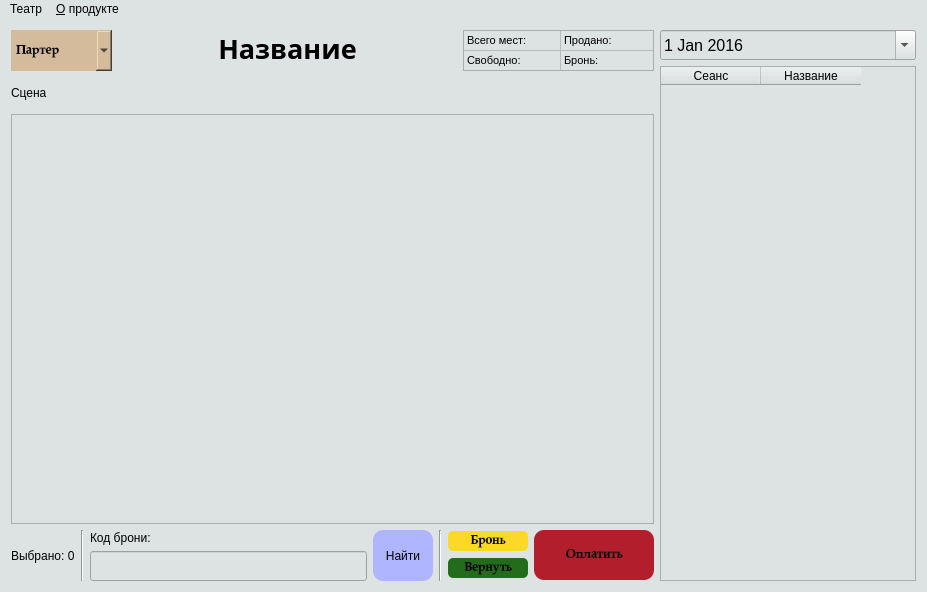
sashaserg/Cursovaya, file VTeatre/mainwindow.ui: the form before one commit.
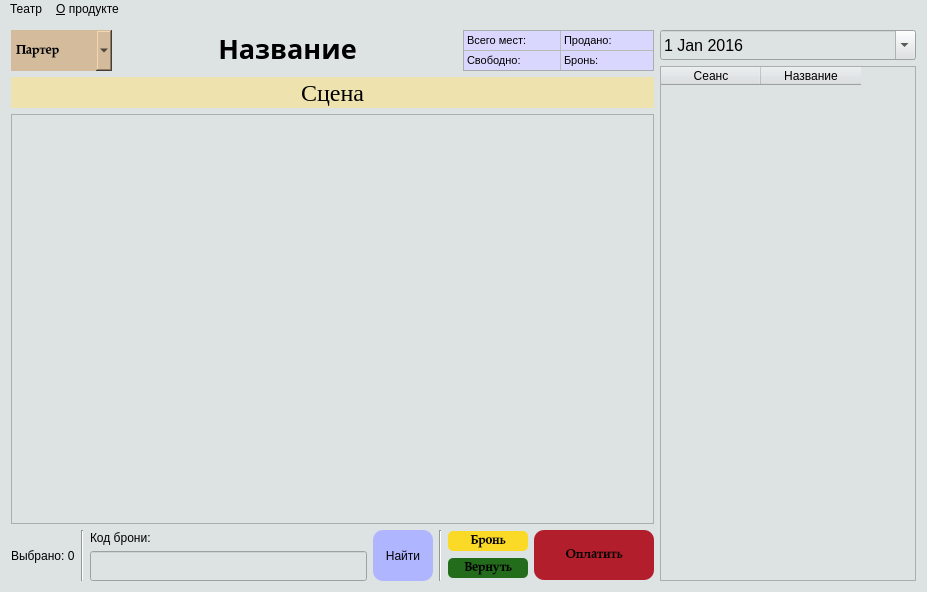
The form after the commit. Icons and pictures are not drawn.

Patch:
```diff
--- a/VTeatre/mainwindow.ui
+++ b/VTeatre/mainwindow.ui
@@ -201,21 +201,57 @@
              <property name="text">
               <string>Всего мест:</string>
              </property>
+             <property name="background">
+              <brush brushstyle="SolidPattern">
+               <color alpha="255">
+                <red>218</red>
+                <green>215</green>
+                <blue>255</blue>
+               </color>
+              </brush>
+             </property>
             </item>
             <item row="0" column="1">
              <property name="text">
               <string>Продано:</string>
              </property>
+             <property name="background">
+              <brush brushstyle="SolidPattern">
+               <color alpha="255">
+                <red>218</red>
+                <green>215</green>
+                <blue>255</blue>
+               </color>
+              </brush>
+             </property>
             </item>
             <item row="1" column="0">
              <property name="text">
               <string>Свободно:</string>
              </property>
+             <property name="background">
+              <brush brushstyle="SolidPattern">
+               <color alpha="255">
+                <red>218</red>
+                <green>215</green>
+                <blue>255</blue>
+               </color>
+              </brush>
+             </property>
             </item>
             <item row="1" column="1">
              <property name="text">
               <string>Бронь:</string>
              </property>
+             <property name="background">
+              <brush brushstyle="SolidPattern">
+               <color alpha="255">
+                <red>218</red>
+                <green>215</green>
+                <blue>255</blue>
+               </color>
+              </brush>
+             </property>
             </item>
            </widget>
           </item>
@@ -237,14 +273,26 @@
               <height>31</height>
              </size>
             </property>
+            <property name="font">
+             <font>
+              <family>Times New Roman</family>
+              <pointsize>18</pointsize>
+             </font>
+            </property>
             <property name="layoutDirection">
              <enum>Qt::LeftToRight</enum>
             </property>
+            <property name="autoFillBackground">
+             <bool>false</bool>
+            </property>
+            <property name="styleSheet">
+             <string notr="true">background-color: rgb(238, 227, 175);</string>
+            </property>
             <property name="text">
              <string>Сцена</string>
             </property>
             <property name="alignment">
-             <set>Qt::AlignLeading|Qt::AlignLeft|Qt::AlignVCenter</set>
+             <set>Qt::AlignCenter</set>
             </property>
            </widget>
           </item>
```
